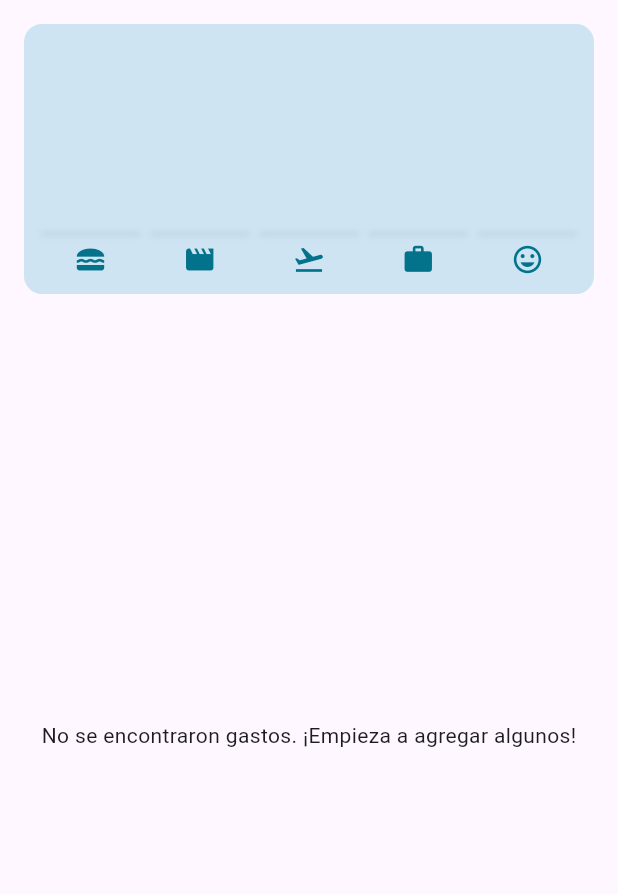
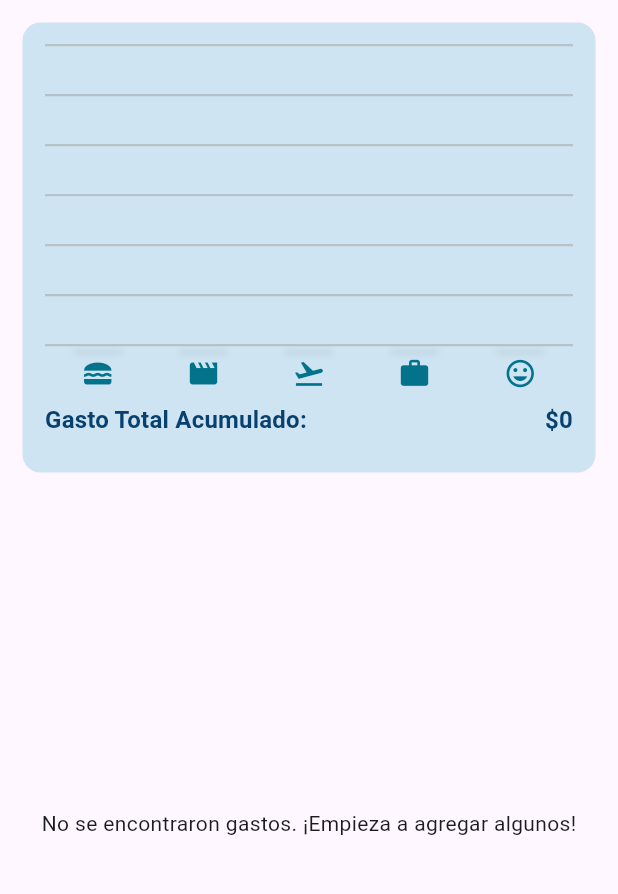
Before and after one commit to cvlciifer/app_wallet, a Flutter app: the screen it shows after launch, on a phone screen of 412 x 824 dp, the part 84-978 px from its top. Run offline on Flutter 3.47's test engine with Material 3 defaults, Android fonts, the phone set to English and light mode, and no system bars; our stand-ins replace cloud_firestore, firebase_core, fl_chart; accounts and stored records are empty.

Commit message:
add dots and details

```diff
--- a/lib/screens/expenses.dart
+++ b/lib/screens/expenses.dart
@@ -1,5 +1,4 @@
 import 'package:flutter/material.dart';
-import 'package:intl/intl.dart';
 import 'package:app_wallet/models/expense.dart';
 import 'package:app_wallet/services_bd/firebase_Service.dart';
 import 'package:app_wallet/widgets/chart/chart.dart';
--- a/lib/widgets/chart/chart.dart
+++ b/lib/widgets/chart/chart.dart
@@ -2,10 +2,18 @@ import 'package:flutter/material.dart';
 import 'package:app_wallet/models/expense.dart';
 import 'package:app_wallet/widgets/chart/chart_bar.dart';
 
-/* class Chart extends StatelessWidget {
+import 'package:intl/intl.dart'; // Importa el paquete intl
+
+class Chart extends StatelessWidget {
   const Chart({super.key, required this.expenses});
 
   final List<Expense> expenses;
+
+  // Define un formateador para los números con '.' cada tres dígitos
+  String formatNumber(double value) {
+    final formatter = NumberFormat('#,##0', 'es');
+    return formatter.format(value);
+  }
 
   List<ExpenseBucket> get buckets {
     return [
@@ -29,139 +37,121 @@ import 'package:app_wallet/widgets/chart/chart_bar.dart';
     return maxTotalExpense;
   }
 
+  double get totalExpenses {
+    return buckets.fold(0, (sum, bucket) => sum + bucket.totalExpenses);
+  }
+
+  Color getColorForCategory(Category category) {
+    switch (category) {
+      case Category.comida:
+        return const Color.fromARGB(255, 54, 118, 158);
+      case Category.ocio:
+        return const Color.fromARGB(255, 5, 71, 95);
+      case Category.viajes:
+        return const Color(0xFF88B0BF);
+      case Category.trabajo:
+        return const Color.fromARGB(255, 11, 106, 128);
+      default:
+        return const Color.fromARGB(255, 12, 140, 187);
+    }
+  }
+
   @override
   Widget build(BuildContext context) {
-    final isDarkMode =
-        MediaQuery.of(context).platformBrightness == Brightness.dark;
-
     return Container(
-      margin: const EdgeInsets.all(16),
-      padding: const EdgeInsets.symmetric(
-        vertical: 12,
-        horizontal: 8,
-      ),
-      width: double.infinity,
-      height: 180,
+      margin: const EdgeInsets.all(15),
+      padding: const EdgeInsets.symmetric(vertical: 15, horizontal: 15),
+      width: double.maxFinite,
+      height: 300,
       decoration: BoxDecoration(
         borderRadius: BorderRadius.circular(12),
-        color: const Color(0xFFCEE4F2), // Background color from your palette
+        color: const Color(0xFFCEE4F2),
       ),
       child: Column(
         children: [
-          Expanded(
+          Container(
+            height: 200,
+            child: CustomPaint(
+              painter: ChartPainter(maxTotalExpense),
               child: Row(
                 crossAxisAlignment: CrossAxisAlignment.end,
                 children: buckets.map((bucket) {
-                return ChartBar(
+                  return Expanded(
+                    child: ChartBar(
                       fill: bucket.totalExpenses == 0
                           ? 0
                           : bucket.totalExpenses / maxTotalExpense,
+                      barColor: getColorForCategory(bucket.category),
+                    ),
                   );
                 }).toList(),
               ),
             ),
+          ),
+          const SizedBox(height: 8),
+          Row(
+            mainAxisAlignment: MainAxisAlignment.spaceAround,
+            children: buckets.map((bucket) {
+              return SizedBox(
+                width: 40,
+                child: Icon(
+                  categoryIcons[bucket.category],
+                  color: const Color(0xFF03738C),
+                  size: 22,
+                ),
+              );
+            }).toList(),
+          ),
           const SizedBox(height: 8),
           Row(
             mainAxisAlignment: MainAxisAlignment.spaceBetween,
-            children: buckets.map((bucket) {
-              return Icon(
-                categoryIcons[bucket.category],
-                color: const Color(0xFF03738C), // Icon color from your palette
-                size: 18,
-              );
-            }).toList(),
+            children: [
+              Text(
+                'Gasto Total Acumulado:',
+                style: Theme.of(context).textTheme.titleMedium!.copyWith(
+                      fontWeight: FontWeight.bold,
+                      color: const Color.fromARGB(255, 8, 64, 110),
+                    ),
+              ),
+              // Usa el formateador para mostrar el valor con '.' cada tres dígitos
+              Text(
+                '\$${formatNumber(totalExpenses)}',
+                style: Theme.of(context).textTheme.titleMedium!.copyWith(
+                      fontWeight: FontWeight.bold,
+                      color: const Color.fromARGB(255, 8, 64, 110),
+                    ),
+              ),
+            ],
           ),
         ],
       ),
     );
   }
 }
- */
-class Chart extends StatelessWidget {
-  const Chart({super.key, required this.expenses});
 
-  final List<Expense> expenses;
+class ChartPainter extends CustomPainter {
+  final double maxTotalExpense;
 
-  List<ExpenseBucket> get buckets {
-    return [
-      ExpenseBucket.forCategory(expenses, Category.comida),
-      ExpenseBucket.forCategory(expenses, Category.ocio),
-      ExpenseBucket.forCategory(expenses, Category.viajes),
-      ExpenseBucket.forCategory(expenses, Category.trabajo),
-      ExpenseBucket.forCategory(expenses, Category.categoria),
-    ];
-  }
+  ChartPainter(this.maxTotalExpense);
 
-  double get maxTotalExpense {
-    double maxTotalExpense = 0;
+  @override
+  void paint(Canvas canvas, Size size) {
+    Paint paint = Paint()
+      ..color = Colors.grey.withOpacity(0.5)
+      ..strokeWidth = 1.5;
 
-    for (final bucket in buckets) {
-      if (bucket.totalExpenses > maxTotalExpense) {
-        maxTotalExpense = bucket.totalExpenses;
-      }
-    }
+    int numLines = 6;
+    double heightStep = size.height / numLines;
 
-    return maxTotalExpense;
-  }
-
-  // Función que asigna un color basado en la categoría
-  Color getColorForCategory(Category category) {
-    switch (category) {
-      case Category.comida:
-        return Color(0xFFCEE4F2); // Color para comida
-      case Category.ocio:
-        return Color(0xFF011C26); // Color para ocio
-      case Category.viajes:
-        return Color(0xFF88B0BF); // Color para viajes
-      case Category.trabajo:
-        return Color(0xFF03738C); // Color para trabajo
-      default:
-        return Colors.teal; // Color para la categoría general
+    for (int i = 0; i <= numLines; i++) {
+      double yPosition = size.height - (heightStep * i);
+      canvas.drawLine(
+          Offset(0, yPosition), Offset(size.width, yPosition), paint);
     }
   }
 
   @override
-  Widget build(BuildContext context) {
-    return Container(
-      margin: const EdgeInsets.all(16),
-      padding: const EdgeInsets.symmetric(
-        vertical: 12,
-        horizontal: 8,
-      ),
-      width: double.infinity,
-      height: 180,
-      decoration: BoxDecoration(
-        borderRadius: BorderRadius.circular(12),
-        color: const Color(0xFFCEE4F2), // Fondo
-      ),
-      child: Column(
-        children: [
-          Expanded(
-            child: Row(
-              crossAxisAlignment: CrossAxisAlignment.end,
-              children: buckets.map((bucket) {
-                return ChartBar(
-                  fill: bucket.totalExpenses == 0
-                      ? 0
-                      : bucket.totalExpenses / maxTotalExpense,
-                  barColor: getColorForCategory(bucket.category), // Color específico
-                );
-              }).toList(),
-            ),
-          ),
-          const SizedBox(height: 8),
-          Row(
-            mainAxisAlignment: MainAxisAlignment.spaceAround,
-            children: buckets.map((bucket) {
-              return Icon(
-                categoryIcons[bucket.category],
-                color: const Color(0xFF03738C), // Color para los íconos
-                size: 22,
-              );
-            }).toList(),
-          ),
-        ],
-      ),
-    );
+  bool shouldRepaint(covariant CustomPainter oldDelegate) {
+    return false;
   }
 }
--- a/lib/widgets/chart/chart_bar.dart
+++ b/lib/widgets/chart/chart_bar.dart
@@ -52,11 +52,10 @@ class ChartBar extends StatelessWidget {
 
   @override
   Widget build(BuildContext context) {
-    return Expanded(
-      child: Padding(
-        padding: const EdgeInsets.symmetric(horizontal: 4),
+    return Padding(
+      padding: const EdgeInsets.symmetric(horizontal: 20), // Ajuste del padding horizontal
       child: FractionallySizedBox(
-          heightFactor: fill, // 0 to 1
+        heightFactor: fill, // De 0 a 1
         child: DecoratedBox(
           decoration: BoxDecoration(
             color: barColor, // Usamos el color proporcionado
@@ -66,10 +65,9 @@ class ChartBar extends StatelessWidget {
                 color: Colors.black.withOpacity(0.1),
                 spreadRadius: 1,
                 blurRadius: 3,
-                  offset: const Offset(0, 2),
+                offset: const Offset(0, 5),
               ),
             ],
-            ),
           ),
         ),
       ),
--- a/lib/widgets/expenses_list/expense_item.dart
+++ b/lib/widgets/expenses_list/expense_item.dart
@@ -1,11 +1,17 @@
 import 'package:flutter/material.dart';
-
+import 'package:intl/intl.dart'; // Importa el paquete intl
 import 'package:app_wallet/models/expense.dart';
 
 class ExpenseItem extends StatelessWidget {
   const ExpenseItem(this.expense, {super.key});
 
   final Expense expense;
+
+  // Define un formateador para los números con '.' cada tres dígitos
+  String formatNumber(double value) {
+    final formatter = NumberFormat('#,##0', 'es');
+    return formatter.format(value);
+  }
 
   @override
   Widget build(BuildContext context) {
@@ -25,8 +31,10 @@ class ExpenseItem extends StatelessWidget {
             const SizedBox(height: 4),
             Row(
               children: [
+                // Utiliza el formateador para mostrar el número formateado
                 Text(
-                  '\$${expense.amount.toStringAsFixed(0)}',
+                  '\$${formatNumber(expense.amount)}',
+                  style: const TextStyle(fontSize: 16),
                 ),
                 const Spacer(),
                 Row(
```
Lines whose indentation alone changed are shown as unchanged.
